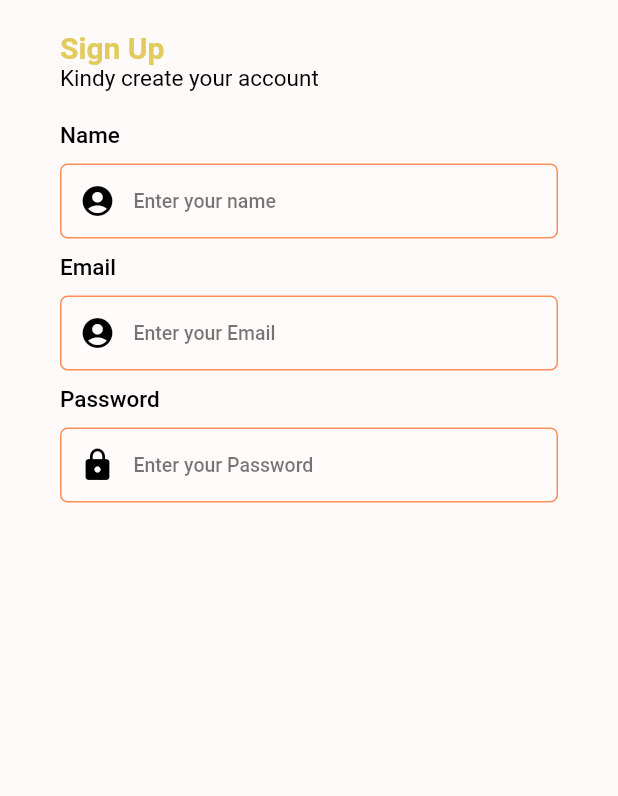
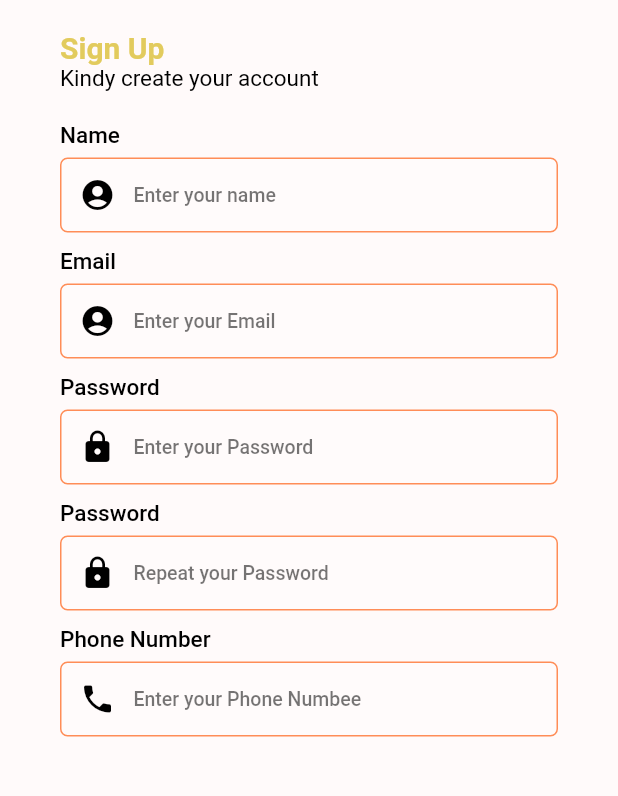
Before and after one commit to Tosin8/yummy_mobile, a Flutter app: the screen it shows after launch, on a phone screen of 412 x 824 dp, the part 153-949 px from its top. Run offline on Flutter 3.47's test engine with Material 2 defaults, Android fonts, the phone set to English and light mode, and no system bars; our stand-ins replace font_awesome_flutter, lottie; missing offline and left inert: animator.

Commit message:
Update phoneLabel

```diff
--- a/lib/screens/form/sign_up/sign_up.dart
+++ b/lib/screens/form/sign_up/sign_up.dart
@@ -51,6 +51,10 @@ class _SignUpState extends State<SignUp> {
                     EmailLabel,
                     const SizedBox(height: 10),
                     PasswordLabel,
+                    const SizedBox(height: 10),
+                    RepeatPasswordLabel,
+                    const SizedBox(height: 10),
+                    PhoneLabel,
                   ],
                 ),
               ],
--- a/lib/screens/form/sign_up/widgets.dart
+++ b/lib/screens/form/sign_up/widgets.dart
@@ -2,13 +2,14 @@ import 'package:flutter/material.dart';
 
 import '../../../constants.dart';
 
+// ignore: non_constant_identifier_names
 var UserLabel = Column(crossAxisAlignment: CrossAxisAlignment.start, children: [
   const Text(
     'Name',
     style: kFormLabelStyle,
   ),
   const SizedBox(
-    height: 10,
+    height: 6,
   ),
   Container(
       height: 50,
@@ -40,7 +41,7 @@ var EmailLabel =
     style: kFormLabelStyle,
   ),
   const SizedBox(
-    height: 10,
+    height: 6,
   ),
   Container(
       height: 50,
@@ -64,6 +65,7 @@ var EmailLabel =
       ))
 ]);
 
+// ignore: non_constant_identifier_names
 var PasswordLabel =
     Column(crossAxisAlignment: CrossAxisAlignment.start, children: [
   const Text(
@@ -71,7 +73,7 @@ var PasswordLabel =
     style: kFormLabelStyle,
   ),
   const SizedBox(
-    height: 10,
+    height: 6,
   ),
   Container(
       height: 50,
@@ -95,3 +97,67 @@ var PasswordLabel =
             hintStyle: kFormLabelTextStyle),
       ))
 ]);
+
+// ignore: non_constant_identifier_names
+var RepeatPasswordLabel =
+    Column(crossAxisAlignment: CrossAxisAlignment.start, children: [
+  const Text(
+    'Password',
+    style: kFormLabelStyle,
+  ),
+  const SizedBox(
+    height: 6,
+  ),
+  Container(
+      height: 50,
+      width: double.infinity,
+      alignment: Alignment.centerLeft,
+      decoration: BoxDecoration(
+          color: Colors.white10,
+          borderRadius: BorderRadius.circular(5),
+          border: Border.all(color: kSecondaryColor)),
+      child: const TextField(
+        obscureText: true,
+        keyboardType: TextInputType.visiblePassword,
+        style: TextStyle(
+          color: Colors.black26,
+        ),
+        decoration: InputDecoration(
+            border: InputBorder.none,
+            contentPadding: EdgeInsets.only(top: 14.0),
+            prefixIcon: Icon(Icons.lock, color: Colors.black),
+            hintText: 'Repeat your Password',
+            hintStyle: kFormLabelTextStyle),
+      ))
+]);
+
+var PhoneLabel =
+    Column(crossAxisAlignment: CrossAxisAlignment.start, children: [
+  const Text(
+    'Phone Number',
+    style: kFormLabelStyle,
+  ),
+  const SizedBox(
+    height: 6,
+  ),
+  Container(
+      height: 50,
+      width: double.infinity,
+      alignment: Alignment.centerLeft,
+      decoration: BoxDecoration(
+          color: Colors.white10,
+          borderRadius: BorderRadius.circular(5),
+          border: Border.all(color: kSecondaryColor)),
+      child: const TextField(
+        keyboardType: TextInputType.phone,
+        style: TextStyle(
+          color: Colors.black26,
+        ),
+        decoration: InputDecoration(
+            border: InputBorder.none,
+            contentPadding: EdgeInsets.only(top: 14.0),
+            prefixIcon: Icon(Icons.phone, color: Colors.black),
+            hintText: 'Enter your Phone Numbee',
+            hintStyle: kFormLabelTextStyle),
+      ))
+]);
```
